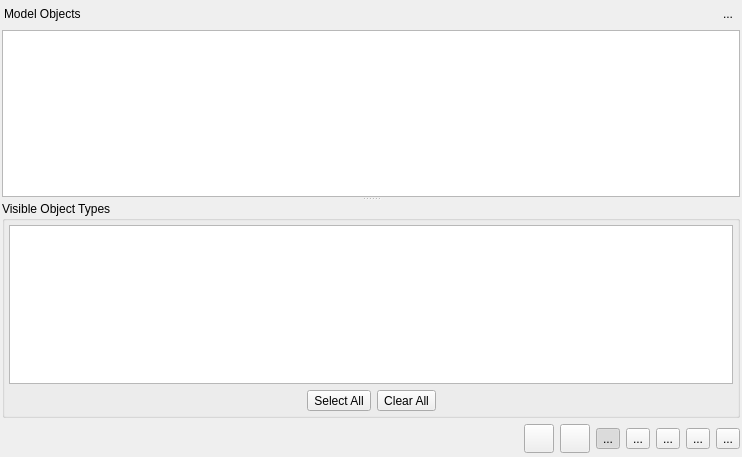
Before: the Qt Designer form libpgmodeler_ui/ui/modelobjectswidget.ui in pgmodeler/pgmodeler, drawn with Qt 5.
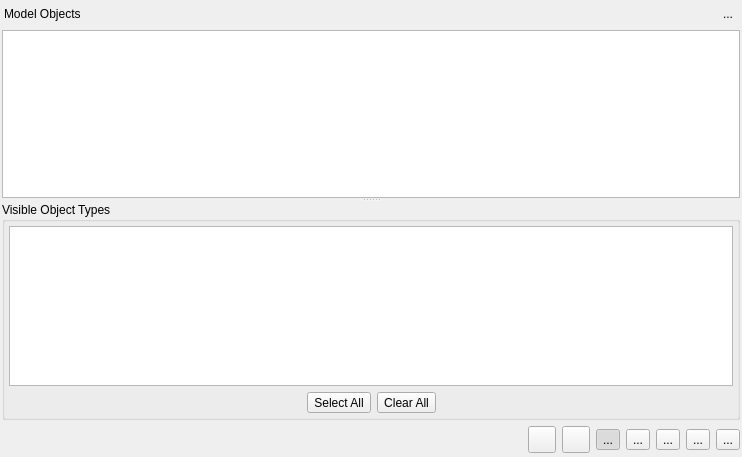
After: the same form once the commit is applied. Icons and pictures are not drawn.

```diff
--- a/libpgmodeler_ui/ui/modelobjectswidget.ui
+++ b/libpgmodeler_ui/ui/modelobjectswidget.ui
@@ -586,8 +586,8 @@
        </property>
        <property name="iconSize">
         <size>
-         <width>22</width>
-         <height>22</height>
+         <width>20</width>
+         <height>20</height>
         </size>
        </property>
       </widget>
@@ -618,8 +618,8 @@
        </property>
        <property name="iconSize">
         <size>
-         <width>22</width>
-         <height>22</height>
+         <width>20</width>
+         <height>20</height>
         </size>
        </property>
       </widget>
@@ -653,8 +653,8 @@
        </property>
        <property name="iconSize">
         <size>
-         <width>22</width>
-         <height>22</height>
+         <width>20</width>
+         <height>20</height>
         </size>
        </property>
        <property name="checkable">
@@ -691,8 +691,8 @@
        </property>
        <property name="iconSize">
         <size>
-         <width>22</width>
-         <height>22</height>
+         <width>20</width>
+         <height>20</height>
         </size>
        </property>
        <property name="checkable">
@@ -726,8 +726,8 @@
        </property>
        <property name="iconSize">
         <size>
-         <width>22</width>
-         <height>22</height>
+         <width>20</width>
+         <height>20</height>
         </size>
        </property>
        <property name="checkable">
@@ -764,8 +764,8 @@
        </property>
        <property name="iconSize">
         <size>
-         <width>22</width>
-         <height>22</height>
+         <width>20</width>
+         <height>20</height>
         </size>
        </property>
        <property name="checkable">
@@ -799,8 +799,8 @@
        </property>
        <property name="iconSize">
         <size>
-         <width>22</width>
-         <height>22</height>
+         <width>20</width>
+         <height>20</height>
         </size>
        </property>
        <property name="checkable">
```
